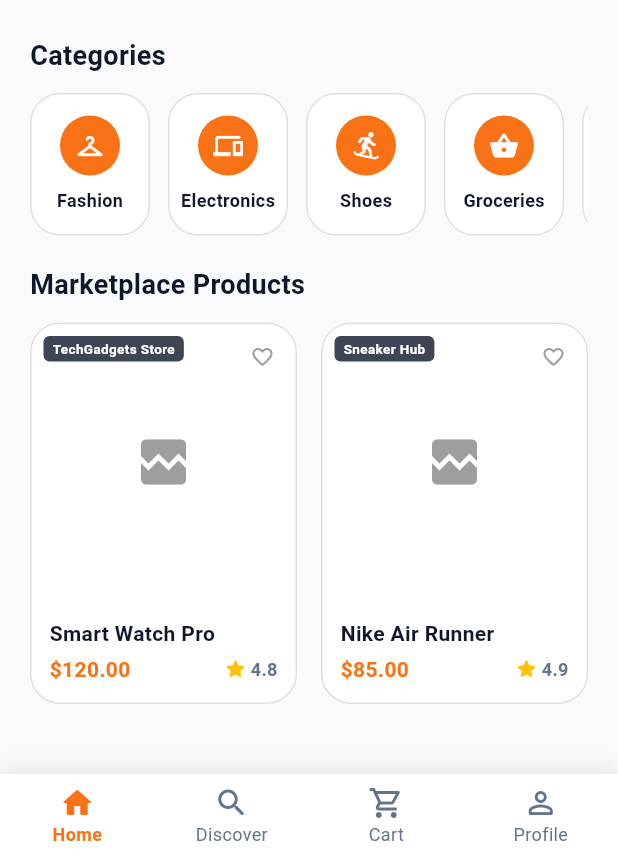
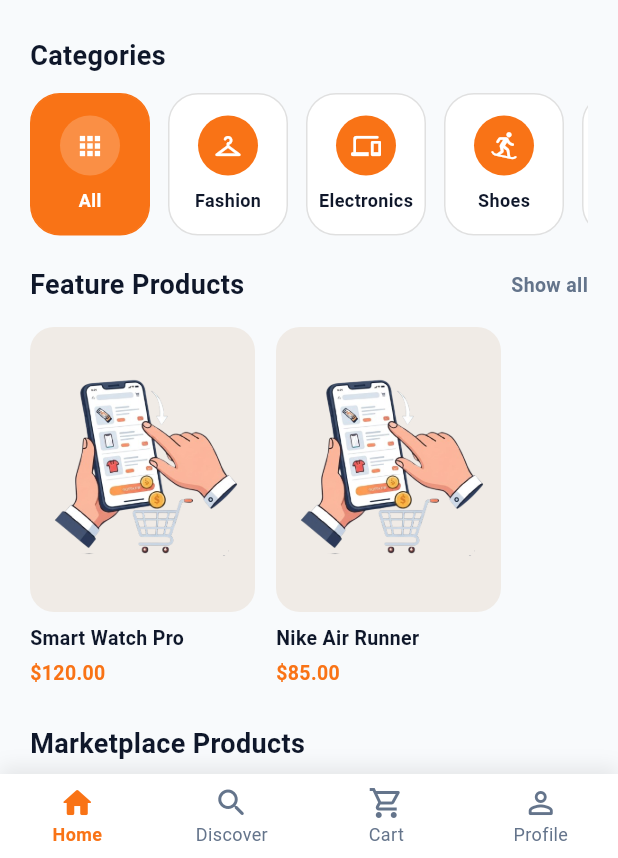
Before and after one commit to HamzaAli689/NovaCart, a Flutter app: the DashboardPage screen opened directly, on a phone screen of 412 x 824 dp, the part 378-1236 px from its top. Run offline on Flutter 3.47's test engine with Material 3 defaults, Android fonts, the light colour scheme and no system bars; our stand-ins replace cloud_firestore, firebase_auth, firebase_core, get, get_storage; accounts and stored records are empty; network calls fail.

Commit message:
update the dashboard

```diff
--- a/nova_cart/lib/Screens/dashboard/widgets/home_body.dart
+++ b/nova_cart/lib/Screens/dashboard/widgets/home_body.dart
@@ -135,11 +135,14 @@ class HomeBody extends StatelessWidget {
               style: TextStyle(color: isDarkMode ? AppColors.textPrimaryDark : AppColors.primaryNavy, fontSize: 18.0, fontWeight: FontWeight.bold),
             ),
             const SizedBox(height: 12.0),
+            // Categories ListView section
             SizedBox(
               height: 95,
               child: ListView(
                 scrollDirection: Axis.horizontal,
                 children: [
+                  // 'All' Category Button add kiya hai
+                  CategoryItem(title: "All", icon: Icons.apps_rounded, isDarkMode: isDarkMode, controller: controller),
                   CategoryItem(title: "Fashion", icon: Icons.checkroom_rounded, isDarkMode: isDarkMode, controller: controller),
                   CategoryItem(title: "Electronics", icon: Icons.devices_rounded, isDarkMode: isDarkMode, controller: controller),
                   CategoryItem(title: "Shoes", icon: Icons.snowboarding_rounded, isDarkMode: isDarkMode, controller: controller),
@@ -150,24 +153,110 @@ class HomeBody extends StatelessWidget {
             ),
             const SizedBox(height: 20.0),
 
+            // --- Feature Products Header ---
+            Row(
+              mainAxisAlignment: MainAxisAlignment.spaceBetween,
+              children: [
+                Text(
+                  "Feature Products",
+                  style: TextStyle(
+                    fontSize: 18,
+                    fontWeight: FontWeight.bold,
+                    color: isDarkMode ? AppColors.textPrimaryDark : AppColors.primaryNavy,
+                  ),
+                ),
+                const Text(
+                  "Show all",
+                  style: TextStyle(
+                    fontSize: 13,
+                    color: AppColors.textSecondary,
+                    fontWeight: FontWeight.w600,
+                  ),
+                ),
+              ],
+            ),
+            const SizedBox(height: 15),
+
+            // --- Horizontal ScrollView for Feature Products ---
+            SizedBox(
+              height: 240,
+              child: Obx(() => ListView.builder(
+                scrollDirection: Axis.horizontal,
+                physics: const BouncingScrollPhysics(),
+                itemCount: controller.featuredProducts.length,
+                itemBuilder: (context, index) {
+                  final product = controller.featuredProducts[index];
+                  return Container(
+                    width: 150,
+                    margin: const EdgeInsets.only(right: 14),
+                    child: Column(
+                      crossAxisAlignment: CrossAxisAlignment.start,
+                      children: [
+                        Expanded(
+                          child: Container(
+                            decoration: BoxDecoration(
+                              color: isDarkMode ? AppColors.darkSurface : const Color(0xFFF0EBE6),
+                              borderRadius: BorderRadius.circular(16),
+                            ),
+                            child: ClipRRect(
+                              borderRadius: BorderRadius.circular(16),
+                              // Yahan dot notation ki jagah map key use ki hai
+                              child: Image.asset(product['image'] ?? 'Assets/images/O1.png', fit: BoxFit.contain, width: double.infinity),
+                            ),
+                          ),
+                        ),
+                        const SizedBox(height: 8),
+                        Text(
+                          // Yahan bi product['title'] kar diya hai
+                          product['title'] ?? 'No Title',
+                          style: TextStyle(
+                            fontWeight: FontWeight.bold,
+                            fontSize: 13,
+                            color: isDarkMode ? AppColors.textPrimaryDark : AppColors.primaryNavy,
+                          ),
+                          maxLines: 1,
+                          overflow: TextOverflow.ellipsis,
+                        ),
+                        const SizedBox(height: 4),
+                        Text(
+                          // Yahan bi product['price'] kar diya hai
+                          product['price'] ?? '\$0.00',
+                          style: const TextStyle(
+                            fontWeight: FontWeight.bold,
+                            fontSize: 13,
+                            color: AppColors.priceText,
+                          ),
+                        ),
+                      ],
+                    ),
+                  );
+                },
+              )),
+            ),
+            const SizedBox(height: 25),
+
             // Products Grid
             Text(
               "Marketplace Products",
               style: TextStyle(color: isDarkMode ? AppColors.textPrimaryDark : AppColors.primaryNavy, fontSize: 18.0, fontWeight: FontWeight.bold),
             ),
             const SizedBox(height: 12.0),
+            // --- Marketplace Grid Section (Ensure this code is used) ---
             Obx(() {
+              // filteredProducts getter ab automatically 'All' hone par sab dikhayega
               final products = controller.filteredProducts;
+
               if (products.isEmpty) {
                 return const Padding(
                   padding: EdgeInsets.symmetric(vertical: 40.0),
-                  child: Center(child: Text("No products found in this category.", style: TextStyle(color: Colors.grey))),
+                  child: Center(child: Text("No products found.", style: TextStyle(color: Colors.grey))),
                 );
               }
+
               return GridView.builder(
                 shrinkWrap: true,
                 physics: const NeverScrollableScrollPhysics(),
-                itemCount: products.length,
+                itemCount: products.length, // Yahan ab sahi count aayega
                 gridDelegate: const SliverGridDelegateWithFixedCrossAxisCount(
                   crossAxisCount: 2,
                   crossAxisSpacing: 16,
```
